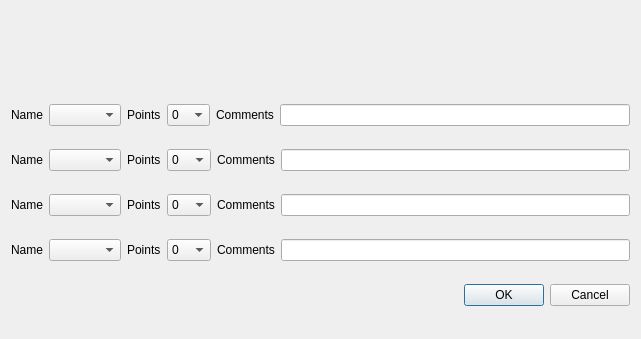
fabikw/Smash-UP, file scoreBase.ui: the form before one commit.
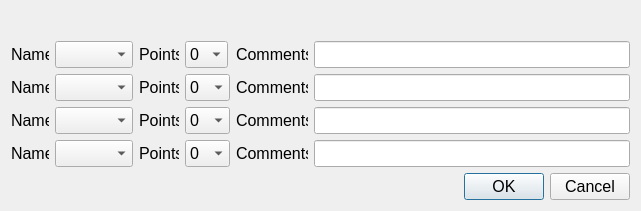
The form after the commit.

What changed in the file:
```diff
--- a/scoreBase.ui
+++ b/scoreBase.ui
@@ -7,24 +7,44 @@
     <x>0</x>
     <y>0</y>
     <width>641</width>
-    <height>339</height>
+    <height>211</height>
    </rect>
   </property>
+  <property name="sizePolicy">
+   <sizepolicy hsizetype="Preferred" vsizetype="MinimumExpanding">
+    <horstretch>0</horstretch>
+    <verstretch>0</verstretch>
+   </sizepolicy>
+  </property>
+  <property name="maximumSize">
+   <size>
+    <width>641</width>
+    <height>211</height>
+   </size>
+  </property>
   <property name="windowTitle">
    <string>Score Base</string>
   </property>
+  <layout class="QGridLayout" name="gridLayout_2">
+   <item row="0" column="0">
   <layout class="QVBoxLayout" name="verticalLayout">
    <item>
     <widget class="QLabel" name="baseName">
+       <property name="sizePolicy">
+        <sizepolicy hsizetype="Preferred" vsizetype="Maximum">
+         <horstretch>0</horstretch>
+         <verstretch>0</verstretch>
+        </sizepolicy>
+       </property>
      <property name="maximumSize">
       <size>
-       <width>16777215</width>
-       <height>53</height>
+         <width>621</width>
+         <height>30</height>
       </size>
      </property>
      <property name="font">
       <font>
-       <pointsize>18</pointsize>
+         <pointsize>16</pointsize>
        <weight>75</weight>
        <bold>true</bold>
       </font>
@@ -44,28 +64,80 @@
     </widget>
    </item>
    <item>
-    <layout class="QHBoxLayout" name="horizontalLayout">
-     <item>
+      <layout class="QGridLayout" name="gridLayout">
+       <item row="0" column="0">
       <widget class="QLabel" name="label">
+         <property name="sizePolicy">
+          <sizepolicy hsizetype="Preferred" vsizetype="Preferred">
+           <horstretch>0</horstretch>
+           <verstretch>0</verstretch>
+          </sizepolicy>
+         </property>
+         <property name="maximumSize">
+          <size>
+           <width>38</width>
+           <height>27</height>
+          </size>
+         </property>
+         <property name="font">
+          <font>
+           <pointsize>12</pointsize>
+          </font>
+         </property>
        <property name="text">
         <string>Name</string>
        </property>
       </widget>
      </item>
-     <item>
-      <widget class="QComboBox" name="name1"/>
-     </item>
-     <item>
+       <item row="0" column="1">
+        <widget class="QComboBox" name="name1">
+         <property name="sizePolicy">
+          <sizepolicy hsizetype="Preferred" vsizetype="Preferred">
+           <horstretch>0</horstretch>
+           <verstretch>0</verstretch>
+          </sizepolicy>
+         </property>
+         <property name="maximumSize">
+          <size>
+           <width>78</width>
+           <height>27</height>
+          </size>
+         </property>
+         <property name="font">
+          <font>
+           <pointsize>12</pointsize>
+          </font>
+         </property>
+        </widget>
+       </item>
+       <item row="0" column="2">
       <widget class="QLabel" name="label_2">
+         <property name="sizePolicy">
+          <sizepolicy hsizetype="Preferred" vsizetype="Preferred">
+           <horstretch>0</horstretch>
+           <verstretch>0</verstretch>
+          </sizepolicy>
+         </property>
+         <property name="maximumSize">
+          <size>
+           <width>40</width>
+           <height>27</height>
+          </size>
+         </property>
+         <property name="font">
+          <font>
+           <pointsize>12</pointsize>
+          </font>
+         </property>
        <property name="text">
         <string>Points</string>
        </property>
       </widget>
      </item>
-     <item>
+       <item row="0" column="3">
       <widget class="QComboBox" name="points1">
        <property name="sizePolicy">
-        <sizepolicy hsizetype="Fixed" vsizetype="Fixed">
+          <sizepolicy hsizetype="Preferred" vsizetype="Preferred">
          <horstretch>0</horstretch>
          <verstretch>0</verstretch>
         </sizepolicy>
@@ -73,9 +145,14 @@
        <property name="maximumSize">
         <size>
          <width>43</width>
-         <height>16777215</height>
-        </size>
-       </property>
+           <height>27</height>
+          </size>
+         </property>
+         <property name="font">
+          <font>
+           <pointsize>12</pointsize>
+          </font>
+         </property>
        <item>
         <property name="text">
          <string>0</string>
@@ -158,39 +235,139 @@
        </item>
       </widget>
      </item>
-     <item>
+       <item row="0" column="4">
       <widget class="QLabel" name="label_3">
+         <property name="sizePolicy">
+          <sizepolicy hsizetype="Preferred" vsizetype="Preferred">
+           <horstretch>0</horstretch>
+           <verstretch>0</verstretch>
+          </sizepolicy>
+         </property>
+         <property name="maximumSize">
+          <size>
+           <width>72</width>
+           <height>27</height>
+          </size>
+         </property>
+         <property name="font">
+          <font>
+           <pointsize>12</pointsize>
+          </font>
+         </property>
        <property name="text">
         <string>Comments</string>
        </property>
       </widget>
      </item>
-     <item>
-      <widget class="QLineEdit" name="comments1"/>
-     </item>
-    </layout>
-   </item>
-   <item>
-    <layout class="QHBoxLayout" name="horizontalLayout_3">
-     <item>
+       <item row="0" column="5">
+        <widget class="QLineEdit" name="comments1">
+         <property name="sizePolicy">
+          <sizepolicy hsizetype="Preferred" vsizetype="Preferred">
+           <horstretch>0</horstretch>
+           <verstretch>0</verstretch>
+          </sizepolicy>
+         </property>
+         <property name="maximumSize">
+          <size>
+           <width>316</width>
+           <height>27</height>
+          </size>
+         </property>
+         <property name="font">
+          <font>
+           <pointsize>12</pointsize>
+          </font>
+         </property>
+        </widget>
+       </item>
+       <item row="1" column="0">
       <widget class="QLabel" name="label_4">
+         <property name="sizePolicy">
+          <sizepolicy hsizetype="Preferred" vsizetype="Preferred">
+           <horstretch>0</horstretch>
+           <verstretch>0</verstretch>
+          </sizepolicy>
+         </property>
+         <property name="maximumSize">
+          <size>
+           <width>38</width>
+           <height>27</height>
+          </size>
+         </property>
+         <property name="font">
+          <font>
+           <pointsize>12</pointsize>
+          </font>
+         </property>
        <property name="text">
         <string>Name</string>
        </property>
       </widget>
      </item>
-     <item>
-      <widget class="QComboBox" name="name2"/>
-     </item>
-     <item>
+       <item row="1" column="1">
+        <widget class="QComboBox" name="name2">
+         <property name="sizePolicy">
+          <sizepolicy hsizetype="Preferred" vsizetype="Preferred">
+           <horstretch>0</horstretch>
+           <verstretch>0</verstretch>
+          </sizepolicy>
+         </property>
+         <property name="maximumSize">
+          <size>
+           <width>78</width>
+           <height>27</height>
+          </size>
+         </property>
+         <property name="font">
+          <font>
+           <pointsize>12</pointsize>
+          </font>
+         </property>
+        </widget>
+       </item>
+       <item row="1" column="2">
       <widget class="QLabel" name="label_5">
+         <property name="sizePolicy">
+          <sizepolicy hsizetype="Preferred" vsizetype="Preferred">
+           <horstretch>0</horstretch>
+           <verstretch>0</verstretch>
+          </sizepolicy>
+         </property>
+         <property name="maximumSize">
+          <size>
+           <width>40</width>
+           <height>27</height>
+          </size>
+         </property>
+         <property name="font">
+          <font>
+           <pointsize>12</pointsize>
+          </font>
+         </property>
        <property name="text">
         <string>Points</string>
        </property>
       </widget>
      </item>
-     <item>
+       <item row="1" column="3">
       <widget class="QComboBox" name="points2">
+         <property name="sizePolicy">
+          <sizepolicy hsizetype="Preferred" vsizetype="Preferred">
+           <horstretch>0</horstretch>
+           <verstretch>0</verstretch>
+          </sizepolicy>
+         </property>
+         <property name="maximumSize">
+          <size>
+           <width>45</width>
+           <height>27</height>
+          </size>
+         </property>
+         <property name="font">
+          <font>
+           <pointsize>12</pointsize>
+          </font>
+         </property>
        <item>
         <property name="text">
          <string>0</string>
@@ -273,39 +450,139 @@
        </item>
       </widget>
      </item>
-     <item>
+       <item row="1" column="4">
       <widget class="QLabel" name="label_6">
+         <property name="sizePolicy">
+          <sizepolicy hsizetype="Preferred" vsizetype="Preferred">
+           <horstretch>0</horstretch>
+           <verstretch>0</verstretch>
+          </sizepolicy>
+         </property>
+         <property name="maximumSize">
+          <size>
+           <width>72</width>
+           <height>27</height>
+          </size>
+         </property>
+         <property name="font">
+          <font>
+           <pointsize>12</pointsize>
+          </font>
+         </property>
        <property name="text">
         <string>Comments</string>
        </property>
       </widget>
      </item>
-     <item>
-      <widget class="QLineEdit" name="comments2"/>
-     </item>
-    </layout>
-   </item>
-   <item>
-    <layout class="QHBoxLayout" name="horizontalLayout_4">
-     <item>
+       <item row="1" column="5">
+        <widget class="QLineEdit" name="comments2">
+         <property name="sizePolicy">
+          <sizepolicy hsizetype="Preferred" vsizetype="Preferred">
+           <horstretch>0</horstretch>
+           <verstretch>0</verstretch>
+          </sizepolicy>
+         </property>
+         <property name="maximumSize">
+          <size>
+           <width>316</width>
+           <height>27</height>
+          </size>
+         </property>
+         <property name="font">
+          <font>
+           <pointsize>12</pointsize>
+          </font>
+         </property>
+        </widget>
+       </item>
+       <item row="2" column="0">
       <widget class="QLabel" name="label_7">
+         <property name="sizePolicy">
+          <sizepolicy hsizetype="Preferred" vsizetype="Preferred">
+           <horstretch>0</horstretch>
+           <verstretch>0</verstretch>
+          </sizepolicy>
+         </property>
+         <property name="maximumSize">
+          <size>
+           <width>38</width>
+           <height>27</height>
+          </size>
+         </property>
+         <property name="font">
+          <font>
+           <pointsize>12</pointsize>
+          </font>
+         </property>
        <property name="text">
         <string>Name</string>
        </property>
       </widget>
      </item>
-     <item>
-      <widget class="QComboBox" name="name3"/>
-     </item>
-     <item>
+       <item row="2" column="1">
+        <widget class="QComboBox" name="name3">
+         <property name="sizePolicy">
+          <sizepolicy hsizetype="Preferred" vsizetype="Preferred">
+           <horstretch>0</horstretch>
+           <verstretch>0</verstretch>
+          </sizepolicy>
+         </property>
+         <property name="maximumSize">
+          <size>
+           <width>78</width>
+           <height>27</height>
+          </size>
+         </property>
+         <property name="font">
+          <font>
+           <pointsize>12</pointsize>
+          </font>
+         </property>
+        </widget>
+       </item>
+       <item row="2" column="2">
       <widget class="QLabel" name="label_8">
+         <property name="sizePolicy">
+          <sizepolicy hsizetype="Preferred" vsizetype="Preferred">
+           <horstretch>0</horstretch>
+           <verstretch>0</verstretch>
+          </sizepolicy>
+         </property>
+         <property name="maximumSize">
+          <size>
+           <width>40</width>
+           <height>27</height>
+          </size>
+         </property>
+         <property name="font">
+          <font>
+           <pointsize>12</pointsize>
+          </font>
+         </property>
        <property name="text">
         <string>Points</string>
        </property>
       </widget>
      </item>
-     <item>
+       <item row="2" column="3">
       <widget class="QComboBox" name="points3">
+         <property name="sizePolicy">
+          <sizepolicy hsizetype="Preferred" vsizetype="Preferred">
+           <horstretch>0</horstretch>
+           <verstretch>0</verstretch>
+          </sizepolicy>
+         </property>
+         <property name="maximumSize">
+          <size>
+           <width>45</width>
+           <height>27</height>
+          </size>
+         </property>
+         <property name="font">
+          <font>
+           <pointsize>12</pointsize>
+          </font>
+         </property>
        <item>
         <property name="text">
          <string>0</string>
@@ -388,39 +665,139 @@
        </item>
       </widget>
      </item>
-     <item>
+       <item row="2" column="4">
       <widget class="QLabel" name="label_9">
+         <property name="sizePolicy">
+          <sizepolicy hsizetype="Preferred" vsizetype="Preferred">
+           <horstretch>0</horstretch>
+           <verstretch>0</verstretch>
+          </sizepolicy>
+         </property>
+         <property name="maximumSize">
+          <size>
+           <width>72</width>
+           <height>27</height>
+          </size>
+         </property>
+         <property name="font">
+          <font>
+           <pointsize>12</pointsize>
+          </font>
+         </property>
        <property name="text">
         <string>Comments</string>
        </property>
       </widget>
      </item>
-     <item>
-      <widget class="QLineEdit" name="comments3"/>
-     </item>
-    </layout>
-   </item>
-   <item>
-    <layout class="QHBoxLayout" name="horizontalLayout_5">
-     <item>
+       <item row="2" column="5">
+        <widget class="QLineEdit" name="comments3">
+         <property name="sizePolicy">
+          <sizepolicy hsizetype="Preferred" vsizetype="Preferred">
+           <horstretch>0</horstretch>
+           <verstretch>0</verstretch>
+          </sizepolicy>
+         </property>
+         <property name="maximumSize">
+          <size>
+           <width>316</width>
+           <height>27</height>
+          </size>
+         </property>
+         <property name="font">
+          <font>
+           <pointsize>12</pointsize>
+          </font>
+         </property>
+        </widget>
+       </item>
+       <item row="3" column="0">
       <widget class="QLabel" name="label_10">
+         <property name="sizePolicy">
+          <sizepolicy hsizetype="Preferred" vsizetype="Preferred">
+           <horstretch>0</horstretch>
+           <verstretch>0</verstretch>
+          </sizepolicy>
+         </property>
+         <property name="maximumSize">
+          <size>
+           <width>38</width>
+           <height>27</height>
+          </size>
+         </property>
+         <property name="font">
+          <font>
+           <pointsize>12</pointsize>
+          </font>
+         </property>
        <property name="text">
         <string>Name</string>
        </property>
       </widget>
      </item>
-     <item>
-      <widget class="QComboBox" name="name4"/>
-     </item>
-     <item>
+       <item row="3" column="1">
+        <widget class="QComboBox" name="name4">
+         <property name="sizePolicy">
+          <sizepolicy hsizetype="Preferred" vsizetype="Preferred">
+           <horstretch>0</horstretch>
+           <verstretch>0</verstretch>
+          </sizepolicy>
+         </property>
+         <property name="maximumSize">
+          <size>
+           <width>78</width>
+           <height>27</height>
+          </size>
+         </property>
+         <property name="font">
+          <font>
+           <pointsize>12</pointsize>
+          </font>
+         </property>
+        </widget>
+       </item>
+       <item row="3" column="2">
       <widget class="QLabel" name="label_11">
+         <property name="sizePolicy">
+          <sizepolicy hsizetype="Preferred" vsizetype="Preferred">
+           <horstretch>0</horstretch>
+           <verstretch>0</verstretch>
+          </sizepolicy>
+         </property>
+         <property name="maximumSize">
+          <size>
+           <width>40</width>
+           <height>27</height>
+          </size>
+         </property>
+         <property name="font">
+          <font>
+           <pointsize>12</pointsize>
+          </font>
+         </property>
        <property name="text">
         <string>Points</string>
        </property>
       </widget>
      </item>
-     <item>
+       <item row="3" column="3">
       <widget class="QComboBox" name="points4">
+         <property name="sizePolicy">
+          <sizepolicy hsizetype="Preferred" vsizetype="Preferred">
+           <horstretch>0</horstretch>
+           <verstretch>0</verstretch>
+          </sizepolicy>
+         </property>
+         <property name="maximumSize">
+          <size>
+           <width>45</width>
+           <height>27</height>
+          </size>
+         </property>
+         <property name="font">
+          <font>
+           <pointsize>12</pointsize>
+          </font>
+         </property>
        <item>
         <property name="text">
          <string>0</string>
@@ -503,20 +880,72 @@
        </item>
       </widget>
      </item>
-     <item>
+       <item row="3" column="4">
       <widget class="QLabel" name="label_12">
+         <property name="sizePolicy">
+          <sizepolicy hsizetype="Preferred" vsizetype="Preferred">
+           <horstretch>0</horstretch>
+           <verstretch>0</verstretch>
+          </sizepolicy>
+         </property>
+         <property name="maximumSize">
+          <size>
+           <width>72</width>
+           <height>27</height>
+          </size>
+         </property>
+         <property name="font">
+          <font>
+           <pointsize>12</pointsize>
+          </font>
+         </property>
        <property name="text">
         <string>Comments</string>
        </property>
       </widget>
      </item>
-     <item>
-      <widget class="QLineEdit" name="comments4"/>
+       <item row="3" column="5">
+        <widget class="QLineEdit" name="comments4">
+         <property name="sizePolicy">
+          <sizepolicy hsizetype="Preferred" vsizetype="Preferred">
+           <horstretch>0</horstretch>
+           <verstretch>0</verstretch>
+          </sizepolicy>
+         </property>
+         <property name="maximumSize">
+          <size>
+           <width>316</width>
+           <height>27</height>
+          </size>
+         </property>
+         <property name="font">
+          <font>
+           <pointsize>12</pointsize>
+          </font>
+         </property>
+        </widget>
      </item>
     </layout>
    </item>
    <item>
     <widget class="QDialogButtonBox" name="buttonBox">
+       <property name="sizePolicy">
+        <sizepolicy hsizetype="Preferred" vsizetype="Maximum">
+         <horstretch>0</horstretch>
+         <verstretch>0</verstretch>
+        </sizepolicy>
+       </property>
+       <property name="maximumSize">
+        <size>
+         <width>621</width>
+         <height>27</height>
+        </size>
+       </property>
+       <property name="font">
+        <font>
+         <pointsize>12</pointsize>
+        </font>
+       </property>
      <property name="orientation">
       <enum>Qt::Horizontal</enum>
      </property>
@@ -524,6 +953,8 @@
       <set>QDialogButtonBox::Cancel|QDialogButtonBox::Ok</set>
      </property>
     </widget>
+     </item>
+    </layout>
    </item>
   </layout>
  </widget>
```
Lines whose indentation alone changed are shown as unchanged.
